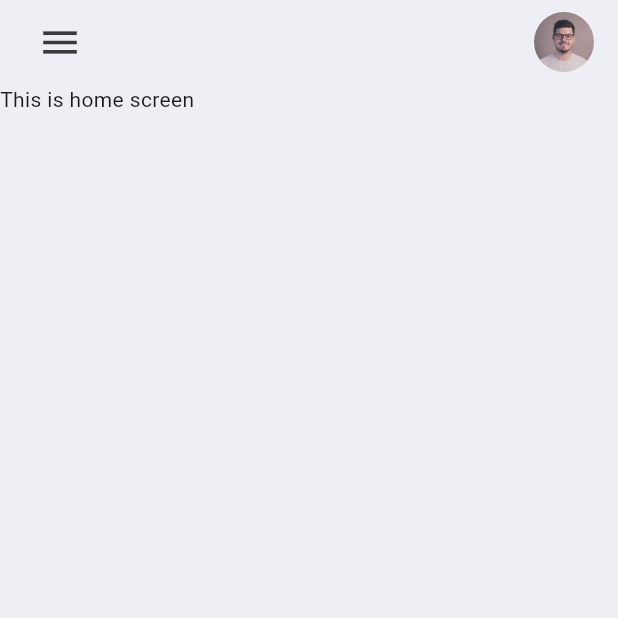
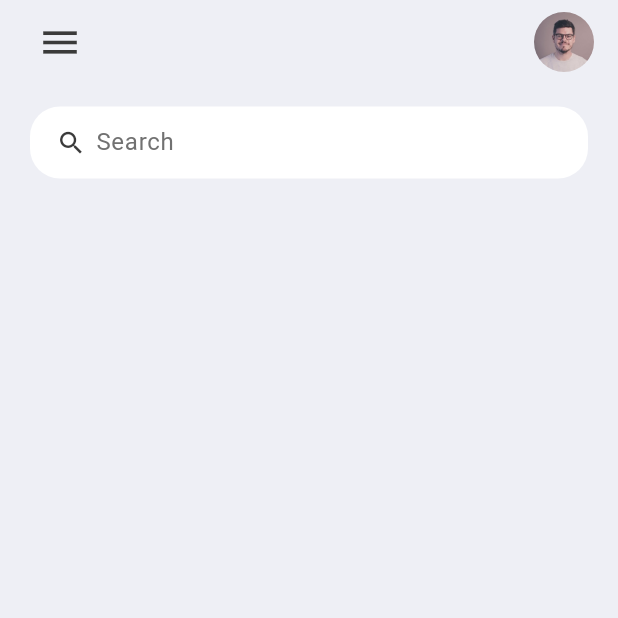
Before and after one commit to harshalrajnoor/to_do_app, a Flutter app: the screen it shows after launch, on a phone screen of 412 x 824 dp, the top half of it. Run offline on Flutter 3.47's test engine with Material 3 defaults, Android fonts, the phone set to English and light mode, and no system bars.

Commit message:
added search input widget

```diff
--- a/lib/screens/home.dart
+++ b/lib/screens/home.dart
@@ -1,3 +1,4 @@
+import 'package:flutter/cupertino.dart';
 import 'package:flutter/material.dart';
 import 'package:to_do_app/constants/colors.dart';
 
@@ -10,7 +11,32 @@ class Home extends StatelessWidget {
       backgroundColor: tdBGColor,
       appBar: _buildAppBar(),
       body: Container(
-        child: const Text('This is home screen'),
+        padding: const EdgeInsets.symmetric(horizontal: 20, vertical: 15),
+        child: Column(
+          children: [searchBox()],
+        ),
+      ),
+    );
+  }
+
+  Widget searchBox() {
+    return Container(
+      padding: const EdgeInsets.symmetric(horizontal: 15),
+      decoration: BoxDecoration(
+          color: Colors.white, borderRadius: BorderRadius.circular(20)),
+      child: const TextField(
+        decoration: InputDecoration(
+          contentPadding: EdgeInsets.all(0),
+          prefixIcon: Icon(
+            Icons.search,
+            color: tdBlack,
+            size: 20,
+          ),
+          border: InputBorder.none,
+          hintText: 'Search',
+          hintStyle: TextStyle(color: tdGrey),
+          prefixIconConstraints: BoxConstraints(minHeight: 20, minWidth: 25),
+        ),
       ),
     );
   }
```
